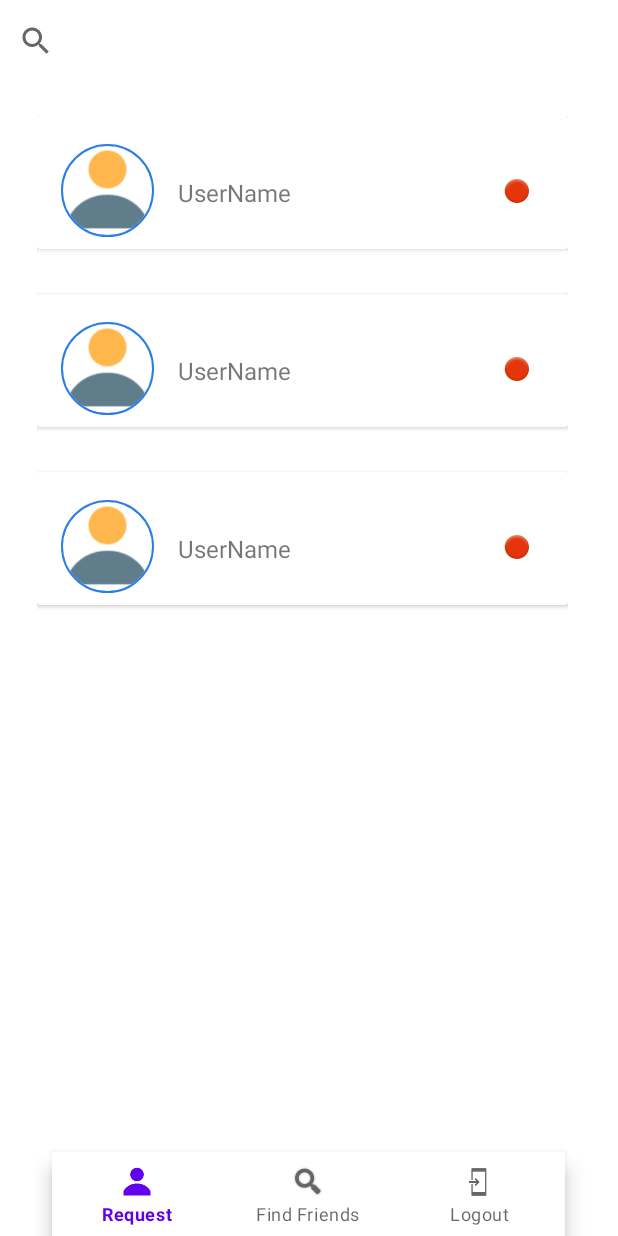
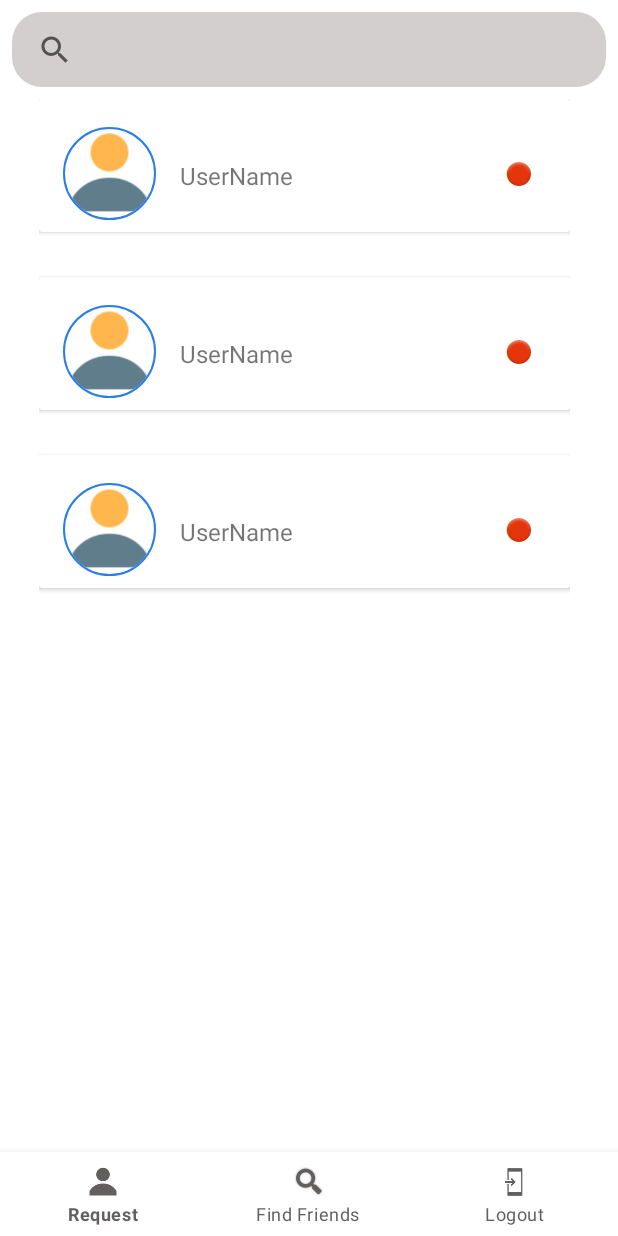
Before and after one commit to bajpaiNikhil/TestChatApp, an Android app: the layout fragment_friend.xml on its own in the app's theme, with its tools: preview values and no code run, on a phone screen of 412 x 824 dp. Run offline under Robolectric (Android 15) with nearby library versions, the phone set to English and light mode, and no system bars.

Commit message:
25/08/21 Y Changes - UI(search shape, navigation bar, color tints on nav option selected)

```diff
--- a/app/src/main/java/com/example/testchatapp/MainActivity.kt
+++ b/app/src/main/java/com/example/testchatapp/MainActivity.kt
@@ -7,5 +7,6 @@ class MainActivity : AppCompatActivity() {
     override fun onCreate(savedInstanceState: Bundle?) {
         super.onCreate(savedInstanceState)
         setContentView(R.layout.activity_main)
+        supportActionBar?.hide()
     }
 }
--- /dev/null
+++ b/app/src/main/res/drawable-xxhdpi/search_shape.xml
@@ -0,0 +1,9 @@
+<?xml version="1.0" encoding="utf-8"?>
+    <shape xmlns:android="http://schemas.android.com/apk/res/android">
+        <solid android:color="#ffffff"/>
+        <corners android:radius="20dp"/>
+        <padding android:left="5dp"
+            android:bottom="5dp"
+            android:right="5dp"
+            android:top="5dp"/>
+    </shape>
--- a/app/src/main/res/layout/fragment_friend.xml
+++ b/app/src/main/res/layout/fragment_friend.xml
@@ -6,36 +6,60 @@
     android:layout_height="match_parent"
     tools:context=".FriendFragment">
 
+    <LinearLayout
+        android:id="@+id/linearLayout2"
+        android:layout_width="match_parent"
+        android:layout_height="50dp"
+        android:layout_marginStart="8dp"
+        android:layout_marginTop="8dp"
+        android:layout_marginEnd="8dp"
+        android:gravity="center_vertical"
+        android:orientation="horizontal"
+        app:layout_constraintEnd_toEndOf="parent"
+        app:layout_constraintHorizontal_bias="0.5"
+        app:layout_constraintStart_toStartOf="parent"
+        app:layout_constraintTop_toTopOf="parent">
+
+        <SearchView
+            android:id="@+id/friendSearchView"
+            android:layout_width="0dp"
+            android:layout_height="match_parent"
+            android:layout_weight="0.5"
+            android:background="@drawable/search_shape"
+            android:backgroundTint="#D3CFCF"
+            android:submitBackground="@drawable/search_shape">
+
+        </SearchView>
+
+    </LinearLayout>
+
     <androidx.recyclerview.widget.RecyclerView
         android:id="@+id/FriendRecyclerView"
         android:layout_width="354dp"
         android:layout_height="536dp"
-        android:layout_marginTop="24dp"
+        android:layout_marginStart="8dp"
+        android:layout_marginTop="8dp"
+        android:layout_marginEnd="8dp"
         app:layout_constraintEnd_toEndOf="parent"
         app:layout_constraintHorizontal_bias="0.428"
         app:layout_constraintStart_toStartOf="parent"
-        app:layout_constraintTop_toBottomOf="@+id/friendSearchView"
+        app:layout_constraintTop_toBottomOf="@+id/linearLayout2"
         tools:listitem="@layout/item_friend">
 
     </androidx.recyclerview.widget.RecyclerView>
 
     <com.google.android.material.bottomnavigation.BottomNavigationView
         android:id="@+id/bottomNavigationView"
-        android:layout_width="342dp"
+        android:layout_width="0dp"
         android:layout_height="wrap_content"
+        app:itemIconTint="#635F5F"
+        app:itemTextColor="#635F5F"
         app:layout_constraintBottom_toBottomOf="parent"
         app:layout_constraintEnd_toEndOf="parent"
         app:layout_constraintHorizontal_bias="0.494"
         app:layout_constraintStart_toStartOf="parent"
-        app:menu="@menu/home_menu" />
+        app:menu="@menu/home_menu">
 
-    <SearchView
-        android:id="@+id/friendSearchView"
-        android:layout_width="412dp"
-        android:layout_height="52dp"
-        android:layout_marginTop="1dp"
-        app:layout_constraintEnd_toEndOf="parent"
-        app:layout_constraintStart_toStartOf="parent"
-        app:layout_constraintTop_toTopOf="parent" />
+    </com.google.android.material.bottomnavigation.BottomNavigationView>
 
 </androidx.constraintlayout.widget.ConstraintLayout>
--- a/app/src/main/res/layout/item_user.xml
+++ b/app/src/main/res/layout/item_user.xml
@@ -5,6 +5,7 @@
     android:id="@+id/layoutUser"
     android:layout_width="match_parent"
     android:layout_height="wrap_content"
+    android:layout_marginBottom="10dp"
     android:orientation="vertical">
 
     <androidx.constraintlayout.widget.ConstraintLayout
--- a/app/src/main/res/navigation/my_nav.xml
+++ b/app/src/main/res/navigation/my_nav.xml
@@ -92,5 +92,8 @@
         <action
             android:id="@+id/action_requestFragment_to_loginFragment"
             app:destination="@id/loginFragment" />
+        <action
+            android:id="@+id/action_requestFragment_to_userFragment"
+            app:destination="@id/userFragment" />
     </fragment>
 </navigation>
```
Also changed, not shown: app/src/main/java/com/example/testchatapp/RequestFragment.kt (+43 -3 lines), app/src/main/java/com/example/testchatapp/UserFragment.kt (+16 -1 lines), app/src/main/res/drawable-anydpi/ic_action_home.xml (added, +16 -0 lines), app/src/main/res/layout/fragment_request.xml (+49 -16 lines), app/src/main/res/layout/fragment_user.xml (+26 -8 lines), app/src/main/res/menu/request_fragment_menu.xml (deleted, +0 -12 lines), app/src/main/res/drawable-hdpi/ic_action_home.png (added), app/src/main/res/drawable-mdpi/ic_action_home.png (added), app/src/main/res/drawable-xhdpi/ic_action_home.png (added), app/src/main/res/drawable-xxhdpi/ic_action_home.png (added).
